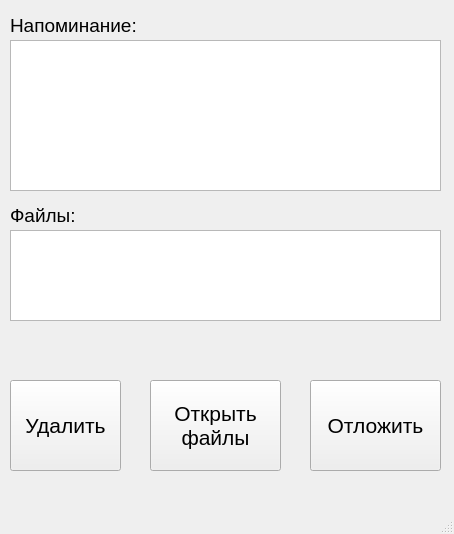
Above: remind.ui from slevinsps/reminder before the change. Below: the same form after it.
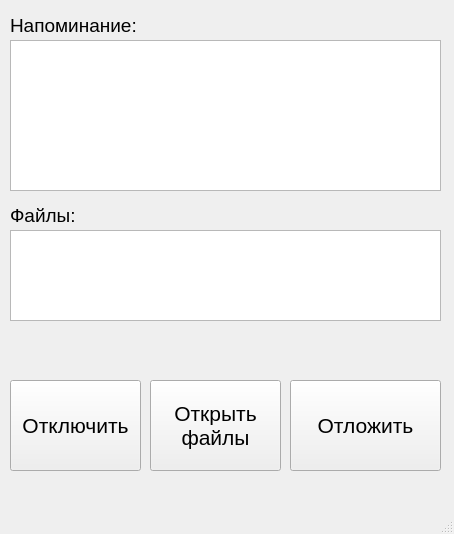
That is the form after the change.

The edit to the form file:
```diff
--- a/remind.ui
+++ b/remind.ui
@@ -19,7 +19,7 @@
      <rect>
       <x>10</x>
       <y>380</y>
-      <width>111</width>
+      <width>131</width>
       <height>91</height>
      </rect>
     </property>
@@ -29,7 +29,7 @@
      </font>
     </property>
     <property name="text">
-     <string>Удалить</string>
+     <string>Отключить</string>
     </property>
    </widget>
    <widget class="QPushButton" name="openButton">
@@ -54,9 +54,9 @@
    <widget class="QPushButton" name="waitButton">
     <property name="geometry">
      <rect>
-      <x>310</x>
+      <x>290</x>
       <y>380</y>
-      <width>131</width>
+      <width>151</width>
       <height>91</height>
      </rect>
     </property>
```
